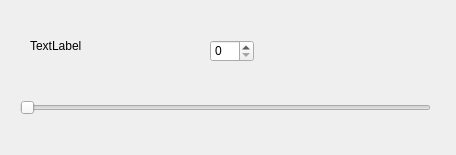
Before: the Qt Designer form 代码/pro1/volform.ui in wangzhanf/IMUFE, drawn with Qt 5.
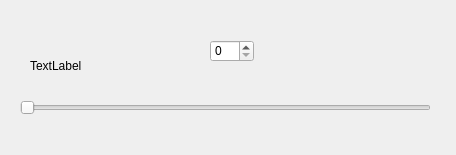
After: the same form once the commit is applied.

```diff
--- a/代码/pro1/volform.ui
+++ b/代码/pro1/volform.ui
@@ -41,8 +41,8 @@
     <rect>
      <x>30</x>
      <y>40</y>
-     <width>54</width>
-     <height>12</height>
+     <width>161</width>
+     <height>51</height>
     </rect>
    </property>
    <property name="text">
```
